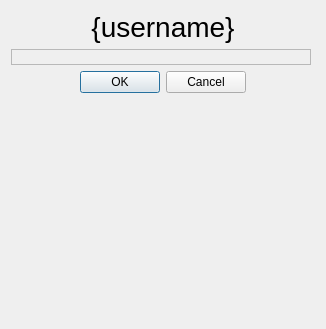
This is talkative_client/talkative_client/templates/profile.ui in mom1/messager as Qt 5 draws it before an edit. The edited form follows.
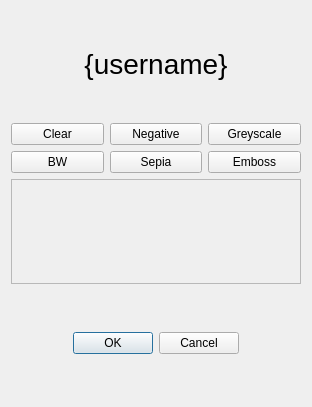
This is the edited form. Icons and pictures are not drawn.

```diff
--- a/talkative_client/talkative_client/templates/profile.ui
+++ b/talkative_client/talkative_client/templates/profile.ui
@@ -6,22 +6,10 @@
    <rect>
     <x>0</x>
     <y>0</y>
-    <width>326</width>
-    <height>329</height>
+    <width>312</width>
+    <height>407</height>
    </rect>
   </property>
-  <property name="minimumSize">
-   <size>
-    <width>326</width>
-    <height>329</height>
-   </size>
-  </property>
-  <property name="maximumSize">
-   <size>
-    <width>326</width>
-    <height>329</height>
-   </size>
-  </property>
   <property name="windowTitle">
    <string>Профиль {username}</string>
   </property>
@@ -32,8 +20,27 @@
   <property name="modal">
    <bool>true</bool>
   </property>
-  <layout class="QFormLayout" name="formLayout">
-   <item row="0" column="0" colspan="2">
+  <layout class="QGridLayout" name="gridLayout">
+   <item row="4" column="0" colspan="3">
+    <widget class="QDialogButtonBox" name="buttonBox">
+     <property name="sizePolicy">
+      <sizepolicy hsizetype="Preferred" vsizetype="Preferred">
+       <horstretch>0</horstretch>
+       <verstretch>0</verstretch>
+      </sizepolicy>
+     </property>
+     <property name="orientation">
+      <enum>Qt::Horizontal</enum>
+     </property>
+     <property name="standardButtons">
+      <set>QDialogButtonBox::Cancel|QDialogButtonBox::Ok</set>
+     </property>
+     <property name="centerButtons">
+      <bool>true</bool>
+     </property>
+    </widget>
+   </item>
+   <item row="0" column="0" colspan="3">
     <widget class="QLabel" name="lblUserName">
      <property name="font">
       <font>
@@ -51,7 +58,49 @@
      </property>
     </widget>
    </item>
-   <item row="1" column="0" colspan="2">
+   <item row="2" column="0">
+    <widget class="QPushButton" name="btnBW">
+     <property name="text">
+      <string>BW</string>
+     </property>
+    </widget>
+   </item>
+   <item row="1" column="0">
+    <widget class="QPushButton" name="btnClear">
+     <property name="text">
+      <string>Clear</string>
+     </property>
+    </widget>
+   </item>
+   <item row="1" column="1">
+    <widget class="QPushButton" name="btnNegative">
+     <property name="text">
+      <string>Negative</string>
+     </property>
+    </widget>
+   </item>
+   <item row="2" column="1">
+    <widget class="QPushButton" name="btnSepia">
+     <property name="text">
+      <string>Sepia</string>
+     </property>
+    </widget>
+   </item>
+   <item row="2" column="2">
+    <widget class="QPushButton" name="btnEmboss">
+     <property name="text">
+      <string>Emboss</string>
+     </property>
+    </widget>
+   </item>
+   <item row="1" column="2">
+    <widget class="QPushButton" name="btnGrayScale">
+     <property name="text">
+      <string>Greyscale</string>
+     </property>
+    </widget>
+   </item>
+   <item row="3" column="0" colspan="3">
     <widget class="QLabel" name="lblAvatar">
      <property name="sizePolicy">
       <sizepolicy hsizetype="Preferred" vsizetype="Preferred">
@@ -85,25 +134,6 @@
      </property>
     </widget>
    </item>
-   <item row="2" column="0" colspan="2">
-    <widget class="QDialogButtonBox" name="buttonBox">
-     <property name="sizePolicy">
-      <sizepolicy hsizetype="Preferred" vsizetype="Preferred">
-       <horstretch>0</horstretch>
-       <verstretch>0</verstretch>
-      </sizepolicy>
-     </property>
-     <property name="orientation">
-      <enum>Qt::Horizontal</enum>
-     </property>
-     <property name="standardButtons">
-      <set>QDialogButtonBox::Cancel|QDialogButtonBox::Ok</set>
-     </property>
-     <property name="centerButtons">
-      <bool>true</bool>
-     </property>
-    </widget>
-   </item>
   </layout>
  </widget>
  <resources/>
```
